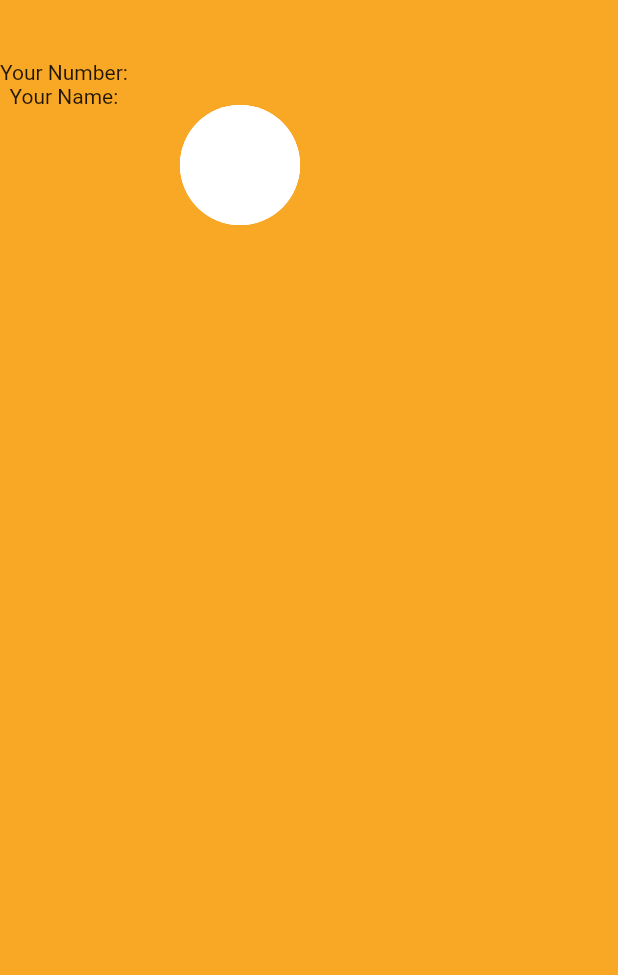
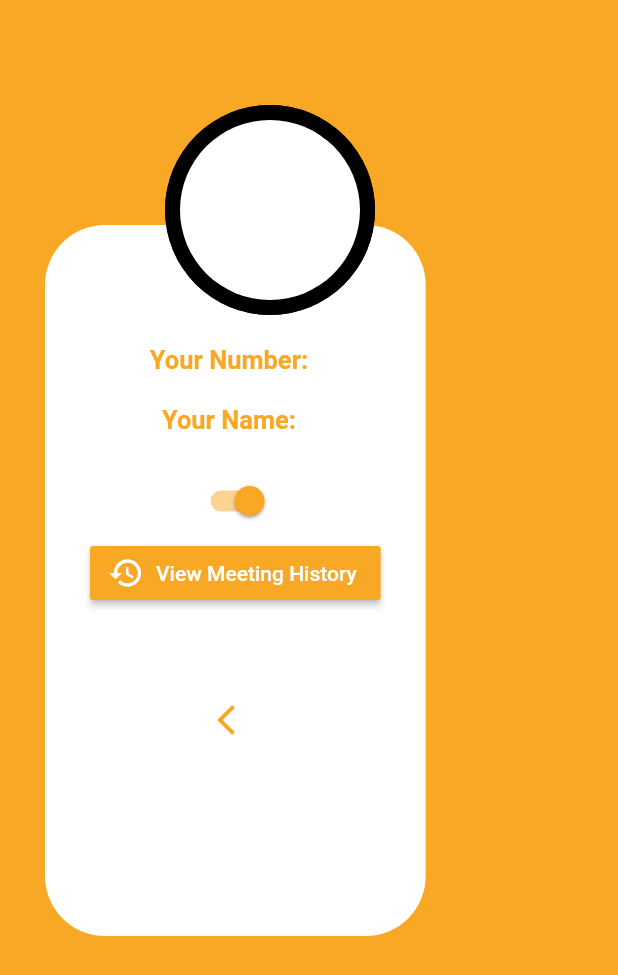
Before and after one commit to skillybaba/sapphiremeet, a Flutter app: the Settings screen opened directly with empty values, on a phone screen of 412 x 824 dp. Shown: the top 975 px of the screen. Run offline on Flutter 3.47's test engine with Material 2 defaults, Android fonts, the phone set to English and light mode, and no system bars; drawn by our look-alikes of circular_profile_avatar; our stand-ins replace cloud_firestore, contacts_service, country_code_picker, firebase_auth, firebase_core, firebase_storage and 9 more; missing offline and left inert: clipboard, dash_chat, flutter_simple_calculator, jitsi_meet, razorpay_flutter; accounts and stored records are empty.

Commit message:
'02-10-2020'

```diff
--- a/lib/main.dart
+++ b/lib/main.dart
@@ -1,4 +1,5 @@
 import 'package:application/screens/calculator.dart';
+import 'package:application/screens/meetHistory.dart';
 import 'package:application/screens/settings.dart';
 import 'package:flutter/material.dart';
 import './screens/auth.dart';
@@ -10,9 +11,14 @@ import './screens/chatpannel.dart';
 import './screens/call.dart';
 import './screens/payment.dart';
 
+
+
 void main() {
+
+
     runApp(MaterialApp(
       debugShowCheckedModeBanner: false,
+
       initialRoute: '/',
       routes: {
         '/': (context) => Loading(),
@@ -24,7 +30,8 @@ void main() {
         '/caller': (context) => Call(),
         '/setting': (context) => Settings(),
         '/payments': (context) => Payment(),
-      '/Calculator':(context)=> Calculator(),
+        '/Calculator': (context) => Calculator(),
+        "/History":(context)=> History(),
       },
     ));
 }
--- a/lib/screens/payment.dart
+++ b/lib/screens/payment.dart
@@ -164,7 +164,7 @@ class _PaymentState extends State<Payment> {
                           SizedBox(
                             height: 10,
                           ),
-                          Text('Rs 399/-',
+                          Text('Rs 399/month',
                               style: TextStyle(
                                   color: Colors.white,
                                   fontSize: 13,
@@ -290,7 +290,7 @@ class _PaymentState extends State<Payment> {
                           SizedBox(
                             height: 10,
                           ),
-                          Text('Rs 499/-',
+                          Text('Rs 499/month',
                               style: TextStyle(
                                   color: Colors.white,
                                   fontSize: 13,
@@ -413,7 +413,7 @@ class _PaymentState extends State<Payment> {
                           SizedBox(
                             height: 10,
                           ),
-                          Text('Rs899/-',
+                          Text('Rs899/month',
                               style: TextStyle(
                                   color: Colors.white,
                                   fontSize: 13,
--- a/lib/screens/subscreens/settingsub.dart
+++ b/lib/screens/subscreens/settingsub.dart
@@ -1,5 +1,8 @@
 import 'package:circular_profile_avatar/circular_profile_avatar.dart';
 import 'package:flutter/material.dart';
+import 'package:flutter_spinkit/flutter_spinkit.dart';
+import 'package:shared_preferences/shared_preferences.dart';
+
 class SettingSub extends StatefulWidget {
   var info, imageurl;
   SettingSub({info, imageurl}) {
@@ -17,34 +20,102 @@ class _SettingSubState extends State<SettingSub> {
     this.info = info;
     this.imageurl = imageurl;
   }
+  SharedPreferences pref;
+  var flag = false;
+  void th() async {
+    pref = await SharedPreferences.getInstance();
+    setState(() {});
+    flag = true;
+  }
+
   @override
   Widget build(BuildContext context) {
-    return Container(
-      child: Stack(
+    th();
+    if (flag)
+      return Stack(
         overflow: Overflow.visible,
-
         children: [
-          Positioned(
-            left:120,
-            top:30,
-              child: CircularProfileAvatar(
-            this.imageurl,
-            radius: 40,
-          )),
-           Positioned(
-
-
-             child:Container(
+          Container(
+            decoration: BoxDecoration(
+              borderRadius: BorderRadius.circular(40),
+              color: Colors.white,
+            ),
+            padding: EdgeInsets.only(top: 80, bottom: 120, left: 30, right: 30),
+            margin: EdgeInsets.only(
+              top: 110,
+              left: 30,
+            ),
             child: Column(
               children: [
-                Text('Your Number:  ${info[0]}'),
-                Text('Your Name:  ${info[1]}'),
+                Text(
+                  'Your Number:  ${info[0]}',
+                  style: TextStyle(
+                      color: Colors.yellow[800],
+                      fontSize: 17,
+                      fontWeight: FontWeight.bold),
+                ),
+                SizedBox(
+                  height: 20,
+                ),
+                Text(
+                  'Your Name:  ${info[1]}',
+                  style: TextStyle(
+                      color: Colors.yellow[800],
+                      fontSize: 17,
+                      fontWeight: FontWeight.bold),
+                ),
+                SizedBox(
+                  height: 20,
+                ),
+                Switch(
+                    activeColor: Colors.yellow[800],
+                    value: pref.getInt('theme') == 1 ? false : true,
+                    onChanged: (val) async {
+                      if (pref.getInt('theme') == 1)
+                        await pref.setInt('theme', 0);
+                      else
+                        await pref.setInt('theme', 1);
 
+                      print(pref.getInt('theme'));
+                      setState(() {});
+                      print('done');
+                    }),
+                RaisedButton.icon(
+                    color: Colors.yellow[800],
+                    onPressed: () {
+                      Navigator.pushNamed(context, '/History');
+                    },
+                    icon: Icon(Icons.history, color: Colors.white),
+                    label: Text(
+                      "View Meeting History",
+                      style: TextStyle(color: Colors.white),
+                    )),
+                SizedBox(
+                  height: 50,
+                ),
+                IconButton(
+                    icon: Icon(Icons.arrow_back_ios, color: Colors.yellow[800]),
+                    onPressed: () {
+                      Navigator.pop(context);
+                    }),
               ],
             ),
-          ))
+          ),
+          Container(
+              padding: EdgeInsets.only(top: 10, left: 70, right: 30),
+              margin: EdgeInsets.only(
+                top: 20,
+                left: 40,
+              ),
+              child: CircularProfileAvatar(
+                this.imageurl,
+                borderWidth: 10,
+                borderColor: Colors.black,
+                radius: 70,
+              )),
         ],
-      ),
-    );
+      );
+    else
+      return SpinKitCubeGrid(color: Colors.yellow[800]);
   }
 }
--- a/lib/services/paymentservice.dart
+++ b/lib/services/paymentservice.dart
@@ -49,7 +49,8 @@ class PaymentService {
       var doc = ref.doc(this.userdocid);
       doc.update({
         "account":
-            this.amount == 39900 ? 'pro' : this.amount == 49900 ? 'bus' : 'N/A'
+            this.amount == 39900 ? 'pro' : this.amount == 49900 ? 'bus' : 'N/A',
+            'time':DateTime.now().add(Duration(days: 30)),
       });
     });
 
--- a/pubspec.yaml
+++ b/pubspec.yaml
@@ -37,7 +37,7 @@ dependencies:
   permission_handler: ^5.0.1+1
   contacts_service: ^0.4.6
   flutter_datetime_picker: ^1.4.0
-  shared_preferences: ^0.5.10
+  shared_preferences: '>=0.5.12<2.0.0'
   flutter_spinkit: "^4.1.2"
   firebase_storage: ^4.0.0
   dash_chat: ^1.1.14
@@ -45,7 +45,7 @@ dependencies:
   image_cropper: ^1.3.1
   path_provider: ^1.6.14
   circular_profile_avatar: ^1.0.6
-  jitsi_meet: ^0.4.0
+  jitsi_meet: ^0.4.2
   loading_overlay: ^0.2.1
   toast: ^0.1.5
   clipboard: ^0.1.2+8
```
Also changed, not shown: lib/screens/calculator.dart (+11 -4 lines), lib/screens/chatpannel.dart (+40 -35 lines), lib/screens/meetHistory.dart (added, +108 -0 lines), lib/screens/subscreens/pages/Confrence.dart (+10 -15 lines), lib/services/conferenceservice.dart (+17 -0 lines), pubspec.lock, 1 other file. Lines whose indentation alone changed are shown as unchanged.
